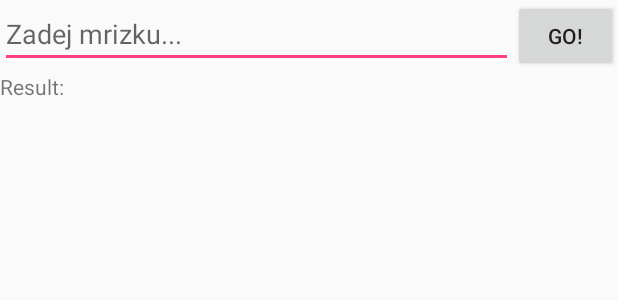
After one commit to adamsikora/SifroHaluzic, an Android app: the layout activity_mrizko_drtic.xml on its own in the app's theme, with its tools: preview values and no code run, on a phone screen of 412 x 824 dp. The commit adds this screen. Shown: the top 300 px of the screen. Run offline under Robolectric (Android 15) with nearby library versions, the phone set to English and light mode, and no system bars.

Commit message:
mrizko drtic initial commit

```diff
--- a/app/src/main/AndroidManifest.xml
+++ b/app/src/main/AndroidManifest.xml
@@ -23,7 +23,8 @@
         <activity
             android:name=".DebinarizatorActivity"
             android:screenOrientation="landscape" />
-        <activity android:name=".PrincipTrainerActivity"></activity>
+        <activity android:name=".PrincipTrainerActivity" />
+        <activity android:name=".MrizkoDrticActivity"></activity>
     </application>
 
 </manifest>
--- a/app/src/main/java/cz/civilizacehra/sifrohaluzic/MainActivity.java
+++ b/app/src/main/java/cz/civilizacehra/sifrohaluzic/MainActivity.java
@@ -57,7 +57,7 @@ public class MainActivity extends AppCompatActivity {
 
         mrizkodrtic.setOnClickListener(new View.OnClickListener() {
             public void onClick(View v) {
-                Intent myIntent = new Intent(MainActivity.this, DebinarizatorActivity.class);
+                Intent myIntent = new Intent(MainActivity.this, MrizkoDrticActivity.class);
                 MainActivity.this.startActivity(myIntent);
             }
         });
--- /dev/null
+++ b/app/src/main/res/layout/activity_mrizko_drtic.xml
@@ -0,0 +1,59 @@
+<?xml version="1.0" encoding="utf-8"?>
+<RelativeLayout xmlns:android="http://schemas.android.com/apk/res/android"
+    xmlns:app="http://schemas.android.com/apk/res-auto"
+    xmlns:tools="http://schemas.android.com/tools"
+    android:layout_width="match_parent"
+    android:layout_height="match_parent"
+    tools:context="cz.civilizacehra.sifrohaluzic.MrizkoDrticActivity">
+
+    <RelativeLayout
+        android:layout_width="match_parent"
+        android:layout_height="wrap_content"
+        android:layout_alignParentLeft="true"
+        android:layout_alignParentStart="true"
+        android:layout_alignParentTop="true"
+        android:id="@+id/relativeLayout">
+
+        <EditText
+            android:id="@+id/inputEditText"
+            android:layout_width="wrap_content"
+            android:layout_height="wrap_content"
+            android:layout_alignParentLeft="true"
+            android:layout_alignParentStart="false"
+            android:layout_alignParentTop="true"
+            android:layout_toStartOf="@+id/GoBtn"
+            android:clickable="false"
+            android:editable="true"
+            android:enabled="true"
+            android:hint="Zadej mrizku..." />
+
+        <Button
+            android:id="@+id/GoBtn"
+            android:layout_width="70dp"
+            android:layout_height="wrap_content"
+            android:text="Go!"
+            android:layout_alignParentTop="true"
+            android:layout_alignParentEnd="true" />
+
+    </RelativeLayout>
+
+    <ScrollView
+        android:id="@+id/scrollView"
+        android:layout_width="fill_parent"
+        android:layout_height="wrap_content"
+        android:fillViewport="true"
+        android:scrollbars="vertical"
+        android:layout_below="@+id/relativeLayout"
+        android:layout_alignParentLeft="true"
+        android:layout_alignParentStart="true">
+
+        <TextView
+            android:id="@+id/resultTextView"
+            android:layout_width="fill_parent"
+            android:layout_height="fill_parent"
+            android:layout_weight="1.0"
+            android:text="Result:\n" />
+
+    </ScrollView>
+
+</RelativeLayout>
```
Also changed, not shown: app/build.gradle (+4 -3 lines), app/src/main/java/cz/civilizacehra/sifrohaluzic/MrizkoDrticActivity.java (added, +103 -0 lines), app/src/main/java/cz/civilizacehra/sifrohaluzic/TrieMap.java (added, +157 -0 lines), 1 other file.
